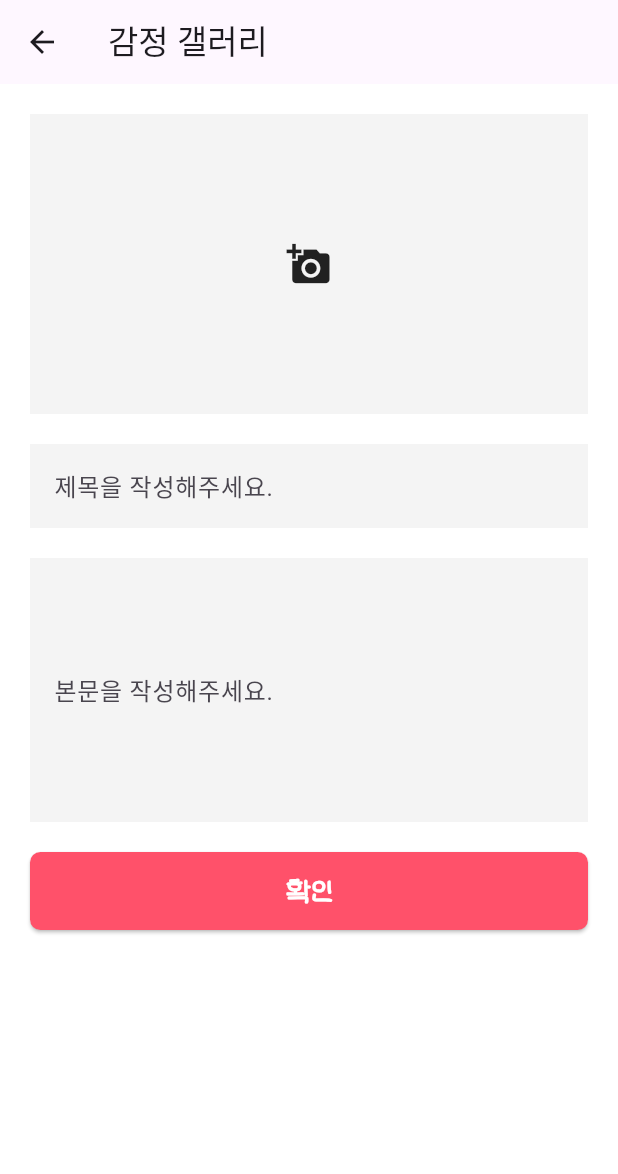
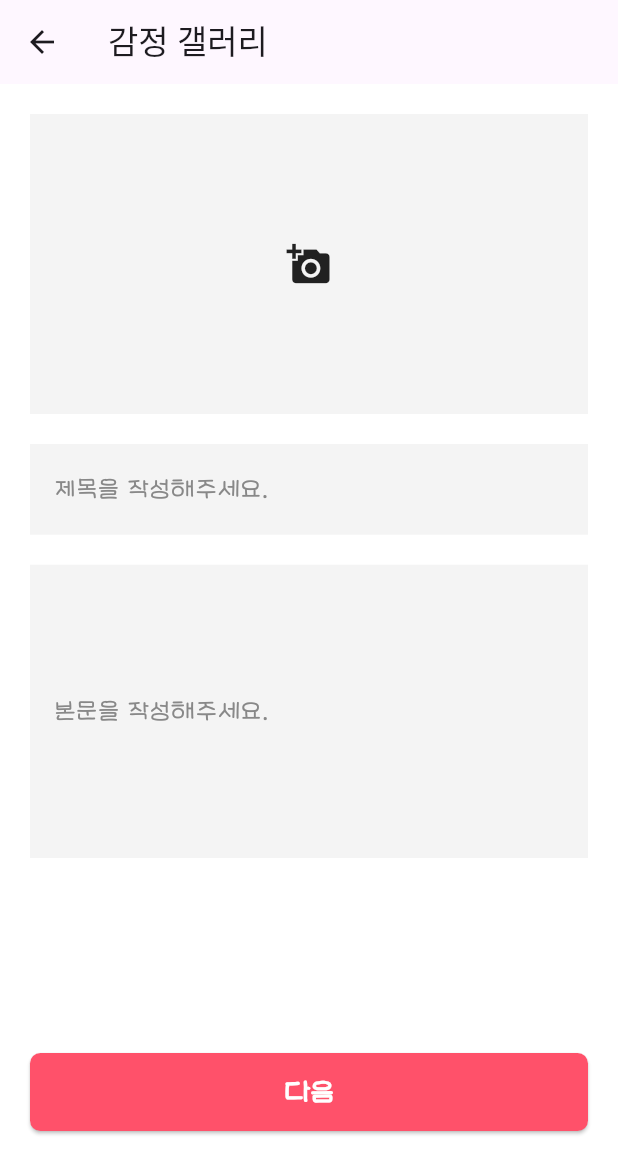
Before and after one commit to OZ-Pinned/OZ-Pinned, a Flutter app: the WriteGalleryPage screen opened directly, on a phone screen of 412 x 824 dp. Shown: the top 1174 px of the screen. Run offline on Flutter 3.47's test engine with Material 3 defaults, Android fonts, the phone set to English and light mode, and no system bars; our stand-ins replace flutter_svg, image_picker, shared_preferences, youtube_player_iframe; accounts and stored records are empty; project files that could hold a hidden picture were left out.

Commit message:
갤러리 수정

```diff
--- a/pinned/lib/screens/gallery_write.dart
+++ b/pinned/lib/screens/gallery_write.dart
@@ -102,26 +102,46 @@ class _WriteGalleryPageState extends State<WriteGalleryPage> {
             const SizedBox(height: 20),
             TextField(
               controller: _titleController,
+              style: TextStyle(
+                fontFamily: 'LeeSeoYun',
+                fontSize: 18,
+                color: Colors.black,
+              ),
               decoration: const InputDecoration(
                 filled: true,
                 fillColor: Color(0xffF4F4F4),
                 labelText: '제목을 작성해주세요.',
+                labelStyle: TextStyle(
+                  fontFamily: 'LeeSeoYun', // 폰트 패밀리 설정
+                  color: Color(0xff888888), // 라벨 색상
+                  fontSize: 18, // 라벨 글자 크기
+                ),
                 enabledBorder: InputBorder.none,
               ),
             ),
             const SizedBox(height: 20),
             TextField(
               controller: _contentController,
+              style: TextStyle(
+                fontFamily: 'LeeSeoYun',
+                fontSize: 18,
+                color: Colors.black,
+              ),
               decoration: const InputDecoration(
                 filled: true,
                 fillColor: Color(0xffF4F4F4),
                 labelText: '본문을 작성해주세요.',
+                labelStyle: TextStyle(
+                  fontFamily: 'LeeSeoYun', // 폰트 패밀리 설정
+                  color: Color(0xff888888), // 라벨 색상
+                  fontSize: 18, // 라벨 글자 크기
+                ),
                 enabledBorder: InputBorder.none,
               ),
               maxLines: 6, // 텍스트 필드 세로
               keyboardType: TextInputType.multiline,
             ),
-            const SizedBox(height: 20), // 버튼과 입력 필드 간 간격
+            const SizedBox(height: 130), // 버튼과 입력 필드 간 간격
             SizedBox(
               width: 320, // 버튼 너비
               height: 52, // 버튼 높이
@@ -141,7 +161,7 @@ class _WriteGalleryPageState extends State<WriteGalleryPage> {
                   ),
                 ),
                 child: const Text(
-                  '확인',
+                  '다음',
                   style: TextStyle(
                     fontFamily: 'LeeSeoYun',
                     fontSize: 20,
```
